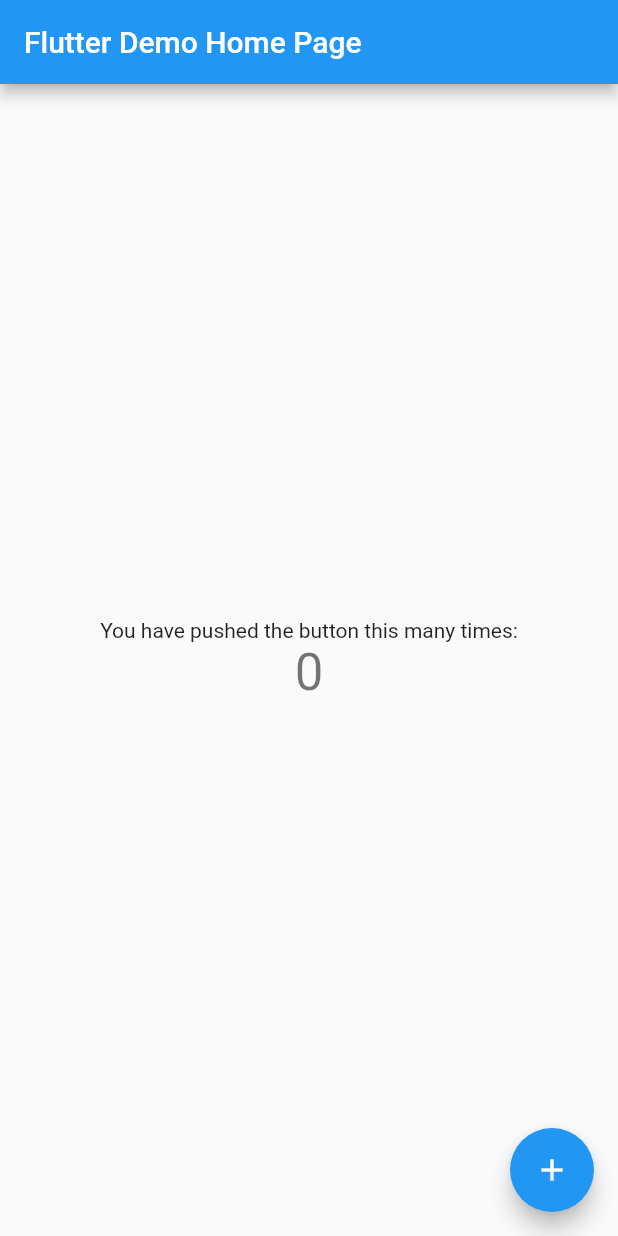
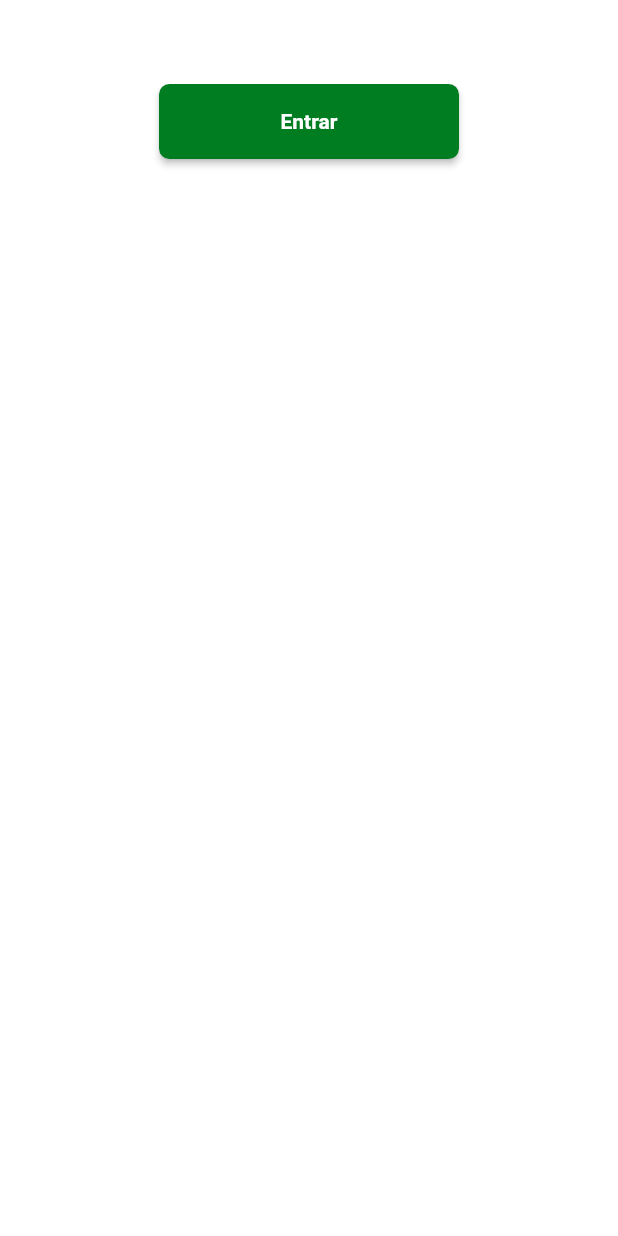
Before and after one commit to felipecastrosales/vakinha_app, a Flutter app: the screen it shows after launch, on a phone screen of 412 x 824 dp. Run offline on Flutter 3.47's test engine with Material 2 defaults, Android fonts, the phone set to English and light mode, and no system bars; our stand-ins replace dio; Roboto replaces fonts that are missing (mplus1).

Commit message:
chore: initializing app, add packages, create project structure

```diff
--- /dev/null
+++ b/lib/app/core/rest_client/custom_dio.dart
@@ -0,0 +1,29 @@
+import 'package:dio/dio.dart';
+import 'package:dio/native_imp.dart';
+
+class CustomDio extends DioForNative {
+  CustomDio()
+      : super(
+          BaseOptions(
+            baseUrl: 'https://api.github.com',
+            connectTimeout: 5000,
+            receiveTimeout: 3000,
+          ),
+        ) {
+    interceptors.add(
+      LogInterceptor(
+        requestBody: true,
+        responseBody: true,
+        requestHeader: true,
+      ),
+    );
+  }
+
+  CustomDio auth() {
+    return this;
+  }
+
+  CustomDio unAuth() {
+    return this;
+  }
+}
--- /dev/null
+++ b/lib/app/core/ui/helpers/sizes_extensions.dart
@@ -0,0 +1,9 @@
+import 'package:flutter/material.dart';
+
+extension SizeExtensions on BuildContext {
+  double get screenWidth => MediaQuery.of(this).size.width;
+  double get screenHeight => MediaQuery.of(this).size.height;
+
+  double percentWidth(double percent) => screenWidth * percent;
+  double percentHeight(double percent) => screenHeight * percent;
+}
--- /dev/null
+++ b/lib/app/core/ui/styles/app_colors.dart
@@ -0,0 +1,18 @@
+import 'package:flutter/material.dart';
+
+class AppColors {
+  static AppColors? _instance;
+  AppColors._();
+
+  static AppColors get instance {
+    _instance ??= AppColors._();
+    return _instance!;
+  }
+
+  Color get primary => const Color(0xFF007D21);
+  Color get secondary => const Color(0xFFF88B0C);
+}
+
+extension AppColorsExtensions on BuildContext {
+  AppColors get appColors => AppColors.instance;
+}
--- /dev/null
+++ b/lib/app/core/ui/styles/app_styles.dart
@@ -0,0 +1,26 @@
+import 'package:flutter/material.dart';
+
+import 'app_colors.dart';
+import 'text_styles.dart';
+
+class AppStyles {
+  static AppStyles? _instance;
+  AppStyles._();
+
+  static AppStyles get instance {
+    _instance ??= AppStyles._();
+    return _instance!;
+  }
+
+  ButtonStyle get primaryButton => ElevatedButton.styleFrom(
+        backgroundColor: AppColors.instance.primary,
+        shape: RoundedRectangleBorder(
+          borderRadius: BorderRadius.circular(7),
+        ),
+        textStyle: TextStyles.instance.textButtonLabel,
+      );
+}
+
+extension AppStylesExtensions on BuildContext {
+  AppStyles get appStyles => AppStyles.instance;
+}
--- /dev/null
+++ b/lib/app/core/ui/styles/text_styles.dart
@@ -0,0 +1,49 @@
+import 'package:flutter/material.dart';
+
+class TextStyles {
+  static TextStyles? _instance;
+  TextStyles._();
+
+  static TextStyles get instance {
+    _instance ??= TextStyles._();
+    return _instance!;
+  }
+
+  String get font => 'mplus1';
+
+  TextStyle get textLight => TextStyle(
+        fontFamily: font,
+        fontWeight: FontWeight.w300,
+      );
+
+  TextStyle get textRegular => TextStyle(
+        fontFamily: font,
+        fontWeight: FontWeight.normal,
+      );
+
+  TextStyle get textMedium => TextStyle(
+        fontFamily: font,
+        fontWeight: FontWeight.w500,
+      );
+
+  TextStyle get textSemiBold => TextStyle(
+        fontFamily: font,
+        fontWeight: FontWeight.w600,
+      );
+
+  TextStyle get textBold => TextStyle(
+        fontFamily: font,
+        fontWeight: FontWeight.bold,
+      );
+
+  TextStyle get textExtraBold => TextStyle(
+        fontFamily: font,
+        fontWeight: FontWeight.w800,
+      );
+
+  TextStyle get textButtonLabel => textBold.copyWith(fontSize: 14);
+}
+
+extension TextStylesExtensions on BuildContext {
+  TextStyles get textStyles => TextStyles.instance;
+}
--- /dev/null
+++ b/lib/app/core/ui/theme/theme_config.dart
@@ -0,0 +1,50 @@
+import 'package:flutter/material.dart';
+import 'package:vakinha_app/app/core/ui/styles/app_colors.dart';
+import 'package:vakinha_app/app/core/ui/styles/app_styles.dart';
+import 'package:vakinha_app/app/core/ui/styles/text_styles.dart';
+
+class ThemeConfig {
+  ThemeConfig._();
+
+  static final _defaultInputBorder = OutlineInputBorder(
+    borderRadius: BorderRadius.circular(7),
+    borderSide: BorderSide(
+      color: Colors.grey[400]!,
+    ),
+  );
+
+  static final theme = ThemeData(
+    scaffoldBackgroundColor: Colors.white,
+    primaryColor: AppColors.instance.primary,
+    colorScheme: ColorScheme.fromSeed(
+      seedColor: AppColors.instance.primary,
+      primary: AppColors.instance.primary,
+      secondary: AppColors.instance.secondary,
+    ),
+    appBarTheme: const AppBarTheme(
+      backgroundColor: Colors.white,
+      elevation: 0,
+      iconTheme: IconThemeData(
+        color: Colors.black,
+      ),
+    ),
+    elevatedButtonTheme: ElevatedButtonThemeData(
+      style: AppStyles.instance.primaryButton,
+    ),
+    inputDecorationTheme: InputDecorationTheme(
+      fillColor: Colors.white,
+      filled: true,
+      isDense: true,
+      contentPadding: const EdgeInsets.all(13),
+      border: _defaultInputBorder,
+      enabledBorder: _defaultInputBorder,
+      focusedBorder: _defaultInputBorder,
+      labelStyle: TextStyles.instance.textRegular.copyWith(
+        color: Colors.black,
+      ),
+      errorStyle: TextStyles.instance.textRegular.copyWith(
+        color: Colors.redAccent,
+      ),
+    ),
+  );
+}
--- /dev/null
+++ b/lib/app/core/widgets/delivery_button.dart
@@ -0,0 +1,27 @@
+import 'package:flutter/material.dart';
+
+class DeliveryButton extends StatelessWidget {
+  const DeliveryButton({
+    super.key,
+    required this.label,
+    required this.onPressed,
+    this.height = 50,
+    this.width,
+  });
+
+  final String label;
+  final VoidCallback onPressed;
+  final double? height, width;
+
+  @override
+  Widget build(BuildContext context) {
+    return SizedBox(
+      height: height,
+      width: width,
+      child: ElevatedButton(
+        onPressed: () {},
+        child: Text(label),
+      ),
+    );
+  }
+}
--- /dev/null
+++ b/lib/app/pages/splash/splash_page.dart
@@ -0,0 +1,25 @@
+import 'package:flutter/material.dart';
+import 'package:vakinha_app/app/core/widgets/delivery_button.dart';
+
+class SplashPage extends StatelessWidget {
+  const SplashPage({super.key});
+
+  @override
+  Widget build(BuildContext context) {
+    return Scaffold(
+      appBar: AppBar(
+        title: const Text(''),
+      ),
+      body: Column(
+        children: [
+          Container(),
+          DeliveryButton(
+            width: 200,
+            label: 'Entrar',
+            onPressed: () {},
+          ),
+        ],
+      ),
+    );
+  }
+}
--- /dev/null
+++ b/lib/app/vakinha_app.dart
@@ -0,0 +1,22 @@
+import 'package:flutter/material.dart';
+import 'package:vakinha_app/app/core/ui/theme/theme_config.dart';
+
+import 'pages/splash/splash_page.dart';
+
+class VakinhaApp extends StatelessWidget {
+  const VakinhaApp({super.key});
+
+  @override
+  Widget build(BuildContext context) {
+    return MaterialApp(
+      title: 'Vakinha',
+      theme: ThemeConfig.theme,
+      routes: {
+        '/': (context) => const SplashPage(),
+        '/login': (context) => Container(),
+        '/signup': (context) => Container(),
+        '/home': (context) => Container(),
+      },
+    );
+  }
+}
--- a/lib/main.dart
+++ b/lib/main.dart
@@ -1,115 +1,12 @@
 import 'package:flutter/material.dart';
 
-void main() {
-  runApp(const MyApp());
+import 'app/core/config/env/env.dart';
+import 'app/vakinha_app.dart';
+
+Future<void> main() async {
+  await Env.instance.load();
+
+  runApp(
+    const VakinhaApp(),
+  );
 }
-
-class MyApp extends StatelessWidget {
-  const MyApp({super.key});
-
-  // This widget is the root of your application.
-  @override
-  Widget build(BuildContext context) {
-    return MaterialApp(
-      title: 'Flutter Demo',
-      theme: ThemeData(
-        // This is the theme of your application.
-        //
-        // Try running your application with "flutter run". You'll see the
-        // application has a blue toolbar. Then, without quitting the app, try
-        // changing the primarySwatch below to Colors.green and then invoke
-        // "hot reload" (press "r" in the console where you ran "flutter run",
-        // or simply save your changes to "hot reload" in a Flutter IDE).
-        // Notice that the counter didn't reset back to zero; the application
-        // is not restarted.
-        primarySwatch: Colors.blue,
-      ),
-      home: const MyHomePage(title: 'Flutter Demo Home Page'),
-    );
-  }
-}
-
-class MyHomePage extends StatefulWidget {
-  const MyHomePage({super.key, required this.title});
-
-  // This widget is the home page of your application. It is stateful, meaning
-  // that it has a State object (defined below) that contains fields that affect
-  // how it looks.
-
-  // This class is the configuration for the state. It holds the values (in this
-  // case the title) provided by the parent (in this case the App widget) and
-  // used by the build method of the State. Fields in a Widget subclass are
-  // always marked "final".
-
-  final String title;
-
-  @override
-  State<MyHomePage> createState() => _MyHomePageState();
-}
-
-class _MyHomePageState extends State<MyHomePage> {
-  int _counter = 0;
-
-  void _incrementCounter() {
-    setState(() {
-      // This call to setState tells the Flutter framework that something has
-      // changed in this State, which causes it to rerun the build method below
-      // so that the display can reflect the updated values. If we changed
-      // _counter without calling setState(), then the build method would not be
-      // called again, and so nothing would appear to happen.
-      _counter++;
-    });
-  }
-
-  @override
-  Widget build(BuildContext context) {
-    // This method is rerun every time setState is called, for instance as done
-    // by the _incrementCounter method above.
-    //
-    // The Flutter framework has been optimized to make rerunning build methods
-    // fast, so that you can just rebuild anything that needs updating rather
-    // than having to individually change instances of widgets.
-    return Scaffold(
-      appBar: AppBar(
-        // Here we take the value from the MyHomePage object that was created by
-        // the App.build method, and use it to set our appbar title.
-        title: Text(widget.title),
-      ),
-      body: Center(
-        // Center is a layout widget. It takes a single child and positions it
-        // in the middle of the parent.
-        child: Column(
-          // Column is also a layout widget. It takes a list of children and
-          // arranges them vertically. By default, it sizes itself to fit its
-          // children horizontally, and tries to be as tall as its parent.
-          //
-          // Invoke "debug painting" (press "p" in the console, choose the
-          // "Toggle Debug Paint" action from the Flutter Inspector in Android
-          // Studio, or the "Toggle Debug Paint" command in Visual Studio Code)
-          // to see the wireframe for each widget.
-          //
-          // Column has various properties to control how it sizes itself and
-          // how it positions its children. Here we use mainAxisAlignment to
-          // center the children vertically; the main axis here is the vertical
-          // axis because Columns are vertical (the cross axis would be
-          // horizontal).
-          mainAxisAlignment: MainAxisAlignment.center,
-          children: <Widget>[
-            const Text(
-              'You have pushed the button this many times:',
-            ),
-            Text(
-              '$_counter',
-              style: Theme.of(context).textTheme.headline4,
-            ),
-          ],
-        ),
-      ),
-      floatingActionButton: FloatingActionButton(
-        onPressed: _incrementCounter,
-        tooltip: 'Increment',
-        child: const Icon(Icons.add),
-      ), // This trailing comma makes auto-formatting nicer for build methods.
-    );
-  }
-}
```
Also changed, not shown: pubspec.yaml (+5 -2 lines), pubspec.lock, 3 other files.
